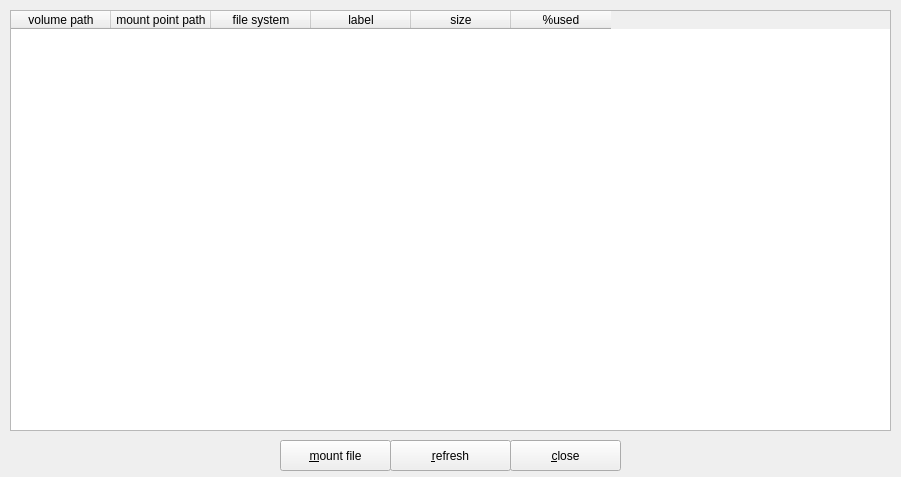
This is zuluMount-gui/mainwindow.ui in mhogomchungu/zuluCrypt as Qt 5 draws it before an edit. The edited form follows.
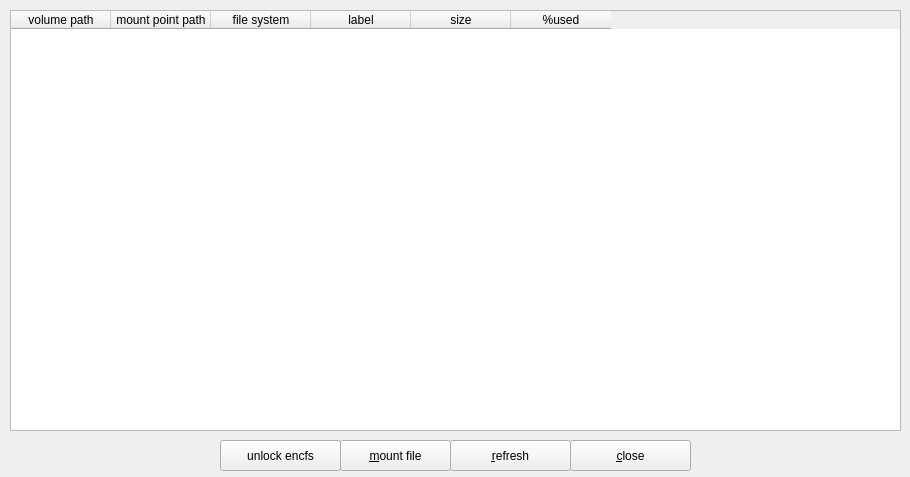
This is the edited form. Icons and pictures are not drawn.

Commit message: add a button in zuluMout-gui to unlock encfs volumes

```diff
--- a/zuluMount-gui/mainwindow.ui
+++ b/zuluMount-gui/mainwindow.ui
@@ -9,7 +9,7 @@
    <rect>
     <x>0</x>
     <y>0</y>
-    <width>901</width>
+    <width>910</width>
     <height>477</height>
    </rect>
   </property>
@@ -25,7 +25,7 @@
     <rect>
      <x>10</x>
      <y>0</y>
-     <width>881</width>
+     <width>891</width>
      <height>431</height>
     </rect>
    </property>
@@ -34,7 +34,7 @@
      <rect>
       <x>0</x>
       <y>10</y>
-      <width>881</width>
+      <width>891</width>
       <height>421</height>
      </rect>
     </property>
@@ -113,7 +113,7 @@
   <widget class="QPushButton" name="pbmount">
    <property name="geometry">
     <rect>
-     <x>280</x>
+     <x>340</x>
      <y>440</y>
      <width>111</width>
      <height>31</height>
@@ -132,7 +132,7 @@
   <widget class="QPushButton" name="pbupdate">
    <property name="geometry">
     <rect>
-     <x>390</x>
+     <x>450</x>
      <y>440</y>
      <width>121</width>
      <height>31</height>
@@ -145,9 +145,9 @@
   <widget class="QPushButton" name="pbclose">
    <property name="geometry">
     <rect>
-     <x>510</x>
+     <x>570</x>
      <y>440</y>
-     <width>111</width>
+     <width>121</width>
      <height>31</height>
     </rect>
    </property>
@@ -155,6 +155,19 @@
     <string>&amp;close</string>
    </property>
   </widget>
+  <widget class="QPushButton" name="pbunlockencfs">
+   <property name="geometry">
+    <rect>
+     <x>220</x>
+     <y>440</y>
+     <width>121</width>
+     <height>31</height>
+    </rect>
+   </property>
+   <property name="text">
+    <string>unlock encfs</string>
+   </property>
+  </widget>
  </widget>
  <layoutdefault spacing="6" margin="11"/>
  <tabstops>
```
The commit also changes 5 other files.
